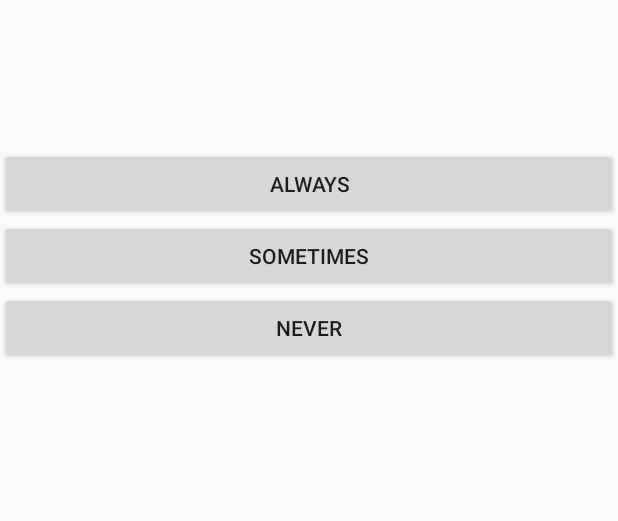
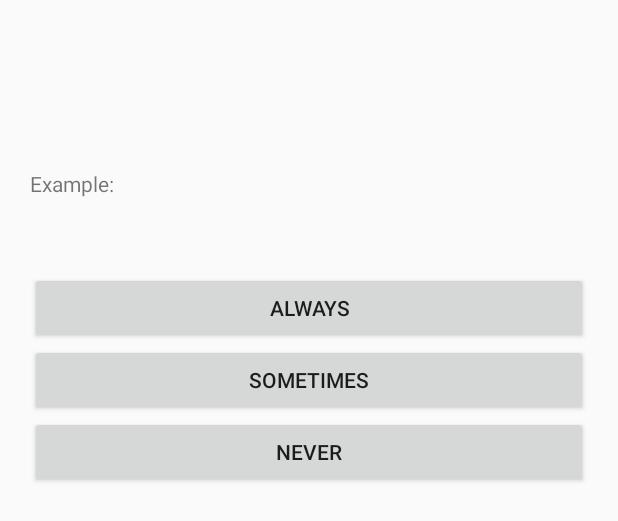
Before and after one commit to rahulmahaseth/dali-screening-app-kotlin, an Android app: the layout fragment_screening.xml on its own in the app's theme, with its tools: preview values and no code run, on a phone screen of 412 x 824 dp. Shown: the top 521 px of the screen. Run offline under Robolectric (Android 15) with nearby library versions, the phone set to English and light mode, and no system bars.

Commit message:
dynamic Screening

```diff
--- a/app/src/main/java/org/unesco/mgiep/dali/Data/FirebaseScreening.kt
+++ b/app/src/main/java/org/unesco/mgiep/dali/Data/FirebaseScreening.kt
@@ -1,7 +1,7 @@
 package org.unesco.mgiep.dali.Data
 
 data class FirebaseScreening (
-        val type: Type,
+        val type: String,
         val totalQuestions: Int,
         var questionsCompleted: Int,
         var completed: Boolean,
--- a/app/src/main/java/org/unesco/mgiep/dali/Fragments/Screening.kt
+++ b/app/src/main/java/org/unesco/mgiep/dali/Fragments/Screening.kt
@@ -31,6 +31,7 @@ class Screening : Fragment() {
         mainReposirtory = MainReposirtory()
         (activity!!.application as MyApplication).component.inject(this)
         screeningViewModel = ViewModelProviders.of(activity!!).get(ScreeningViewModel::class.java)
+        screening = screeningViewModel.getScreening().value!!.copy()
     }
 
     override fun onCreateView(inflater: LayoutInflater, container: ViewGroup?, savedInstanceState: Bundle?): View?=
@@ -38,7 +39,9 @@ class Screening : Fragment() {
 
     override fun onActivityCreated(savedInstanceState: Bundle?) {
         super.onActivityCreated(savedInstanceState)
-        screening = screeningViewModel.getScreening().value!!.copy()
+
+        tv_question.text = resources.getStringArray(R.array.jst_questions)[screening.questionsCompleted]
+        tv_example.text = resources.getStringArray(R.array.jst_examples)[screening.questionsCompleted]
         btn_usually.setOnClickListener {
             update(2)
         }
@@ -63,6 +66,7 @@ class Screening : Fragment() {
                     ),
                     false
             )
+            screening.completed = true
         }else{
             tv_question.text = resources.getStringArray(R.array.jst_questions)[screening.questionsCompleted]
             tv_example.text = resources.getStringArray(R.array.jst_examples)[screening.questionsCompleted]
--- a/app/src/main/java/org/unesco/mgiep/dali/Repositories/MainReposirtory.kt
+++ b/app/src/main/java/org/unesco/mgiep/dali/Repositories/MainReposirtory.kt
@@ -26,7 +26,7 @@ class MainReposirtory {
         return firebaseRepository.writeDocument(usersRef.document(id),user,"user")
     }
 
-    fun saveScreening(id: String, screening: Screening): Task<*> {
+    fun saveScreening(id: String, screening: FirebaseScreening): Task<*> {
         Log.d("save","screening")
         return firebaseRepository.writeDocument(screeningsRef.document(id), screening,"screening")
     }
--- a/app/src/main/res/layout/fragment_screening.xml
+++ b/app/src/main/res/layout/fragment_screening.xml
@@ -1,55 +1,54 @@
-<layout xmlns:android="http://schemas.android.com/apk/res/android"
-    xmlns:app="http://schemas.android.com/apk/res-auto">
-
-    <data>
-        <variable
-            name = "item"
-            type = "org.unesco.mgiep.dali.Data.Screening"/>
-    </data>
-
-    <LinearLayout
-        android:orientation="vertical"
+<LinearLayout xmlns:android="http://schemas.android.com/apk/res/android"
     android:layout_width="match_parent"
     android:layout_height="match_parent"
-        android:gravity="center_horizontal">
+    android:gravity="center_horizontal"
+    android:orientation="vertical"
+    android:padding="20dp">
 
     <ImageView
         android:id="@+id/image_category"
         android:layout_width="60dp"
         android:layout_height="60dp" />
 
-        <LinearLayout
-            android:orientation="vertical"
-            android:layout_width="match_parent"
-            android:layout_height="match_parent">
 
     <TextView
         android:id="@+id/tv_question"
         android:layout_width="match_parent"
-                android:layout_height="wrap_content" />
+        android:layout_height="wrap_content"
+        android:textSize="24sp" />
+
+    <TextView
+        android:layout_width="match_parent"
+        android:layout_height="wrap_content"
+        android:text="Example:" />
 
     <TextView
         android:id="@+id/tv_example"
         android:layout_width="match_parent"
         android:layout_height="wrap_content" />
 
+    <LinearLayout
+        android:layout_width="match_parent"
+        android:layout_height="wrap_content"
+        android:orientation="vertical"
+        android:paddingVertical="30dp">
+
         <Button
-                android:text="@string/always"
             android:id="@+id/btn_usually"
             android:layout_width="match_parent"
-                android:layout_height="wrap_content" />
+            android:layout_height="wrap_content"
+            android:text="@string/always" />
+
         <Button
-                android:text="@string/sometimes"
             android:id="@+id/btn_sometimes"
             android:layout_width="match_parent"
-                android:layout_height="wrap_content" />
+            android:layout_height="wrap_content"
+            android:text="@string/sometimes" />
+
         <Button
-                android:text="@string/never"
             android:id="@+id/btn_never"
             android:layout_width="match_parent"
-                android:layout_height="wrap_content" />
+            android:layout_height="wrap_content"
+            android:text="@string/never" />
     </LinearLayout>
 </LinearLayout>
-
-
-</layout>
--- a/app/src/main/res/values/strings.xml
+++ b/app/src/main/res/values/strings.xml
@@ -114,6 +114,7 @@
     <string name="password_length_error">Password must be atleast 6 characters</string>
     <string name="improper_email">Improper Email Format</string>
     <string name="next">Next</string>
+    <string name="change">Change</string>
 
 
     <string-array name="jst_questions">
```
Also changed, not shown: app/src/main/java/org/unesco/mgiep/dali/Fragments/NewScreening.kt (+37 -17 lines), app/src/main/res/layout/fragment_new_screening.xml (+6 -7 lines). Lines whose indentation alone changed are shown as unchanged.
